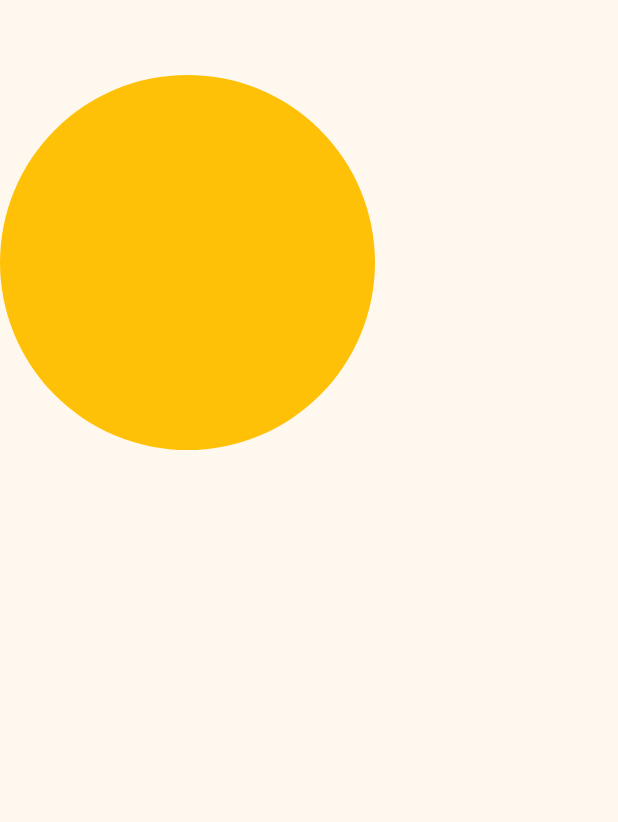
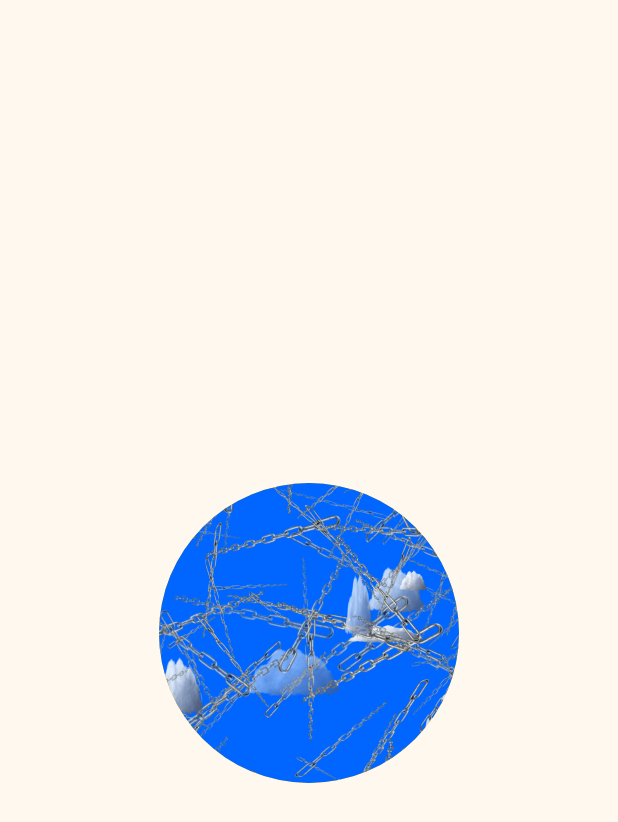
Before and after one commit to afnan923/tugas_week_6_1123150074, a Flutter app: the screen it shows after launch, on a phone screen of 412 x 824 dp. Shown: the top 822 px of the screen. Run offline on Flutter 3.47's test engine with Material 3 defaults, Android fonts, the phone set to English and light mode, and no system bars.

Commit message:
add image in splash and boxfit

```diff
--- a/lib/screen/splash_screen_1.dart
+++ b/lib/screen/splash_screen_1.dart
@@ -7,17 +7,33 @@ class MySplashScreen extends StatelessWidget {
   @override
   Widget build(BuildContext context) {
     return Scaffold(
-      body: Column(
+      body: Center(
+        child: Column(
+          //TODO
+          //1.BUAT IMAGE dalam container
+          mainAxisAlignment: MainAxisAlignment.center,
           children: [
-          SizedBox(height: 50),
+            SizedBox(height: 20,),
             Container(
-          width: 250,
-          height: 250,
+              height: 200,
+              width: 200,
               decoration: BoxDecoration(
+                color: Colors.amber,
                 shape: BoxShape.circle,
-          color: Colors.amber),
+                image: DecorationImage(image:
+                AssetImage("assets/images/11.png"),
+                fit: BoxFit.cover
                 ),
+              ),
+            ),
+
           ],
+          //2.BUAT TITLE Welcome
+          //3. buat subtitle lebih kecil warna berbeda
+          //4. buat bulatann kecil ada 3 melebar ( row)
+          //5. buat butto continue dengan warna putih
+
+        ),
       ),
     );
   }
--- a/pubspec.yaml
+++ b/pubspec.yaml
@@ -56,6 +56,10 @@ flutter:
   # included with your application, so that you can use the icons in
   # the material Icons class.
   uses-material-design: true
+  assets:
+    - assets/images/11.png
+    - assets/images/16.png
+    - assets/images/19.png
 
   # To add assets to your application, add an assets section, like this:
   # assets:
```
Lines whose indentation alone changed are shown as unchanged.
